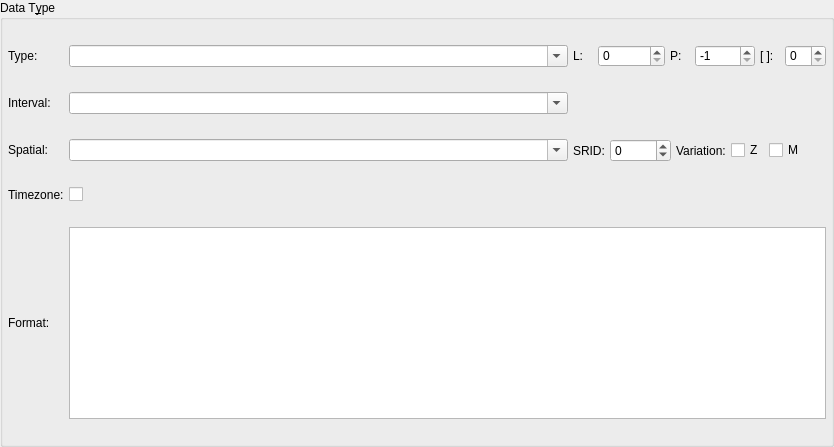
Qt form libs/libgui/ui/dbobjects/pgsqltypewidget.ui (maniac787/pgmodeler) before a commit.
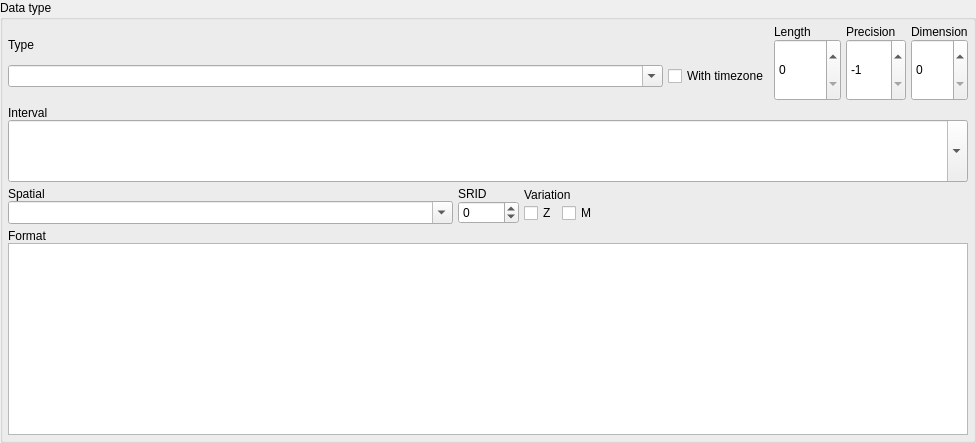
The same form after that commit.

Commit message: Refactor: Improve editing forms UI consistency and layout organization

What changed in the file:
```diff
--- a/libs/libgui/ui/dbobjects/pgsqltypewidget.ui
+++ b/libs/libgui/ui/dbobjects/pgsqltypewidget.ui
@@ -6,8 +6,8 @@
    <rect>
     <x>0</x>
     <y>0</y>
-    <width>834</width>
-    <height>447</height>
+    <width>976</width>
+    <height>443</height>
    </rect>
   </property>
   <property name="sizePolicy">
@@ -48,7 +48,7 @@
     <number>5</number>
    </property>
    <item row="0" column="0">
-    <widget class="QGroupBox" name="groupBox">
+    <widget class="QGroupBox" name="data_type_gb">
      <property name="sizePolicy">
       <sizepolicy hsizetype="Preferred" vsizetype="Expanding">
        <horstretch>0</horstretch>
@@ -62,12 +62,15 @@
       </size>
      </property>
      <property name="focusPolicy">
-      <enum>Qt::NoFocus</enum>
+      <enum>Qt::FocusPolicy::NoFocus</enum>
      </property>
      <property name="title">
-      <string>Data T&amp;ype</string>
+      <string>Data type</string>
      </property>
-     <layout class="QGridLayout" name="gridLayout">
+     <layout class="QVBoxLayout" name="verticalLayout">
+      <property name="spacing">
+       <number>5</number>
+      </property>
       <property name="leftMargin">
        <number>5</number>
       </property>
@@ -80,16 +83,17 @@
       <property name="bottomMargin">
        <number>5</number>
       </property>
+      <item>
+       <layout class="QHBoxLayout" name="horizontalLayout_5">
+        <item>
+         <layout class="QVBoxLayout" name="type_lt">
       <property name="spacing">
-       <number>5</number>
-      </property>
-      <item row="2" column="0">
-       <widget class="QLabel" name="spatial_lbl">
-        <property name="enabled">
-         <bool>true</bool>
-        </property>
+           <number>0</number>
+          </property>
+          <item>
+           <widget class="QLabel" name="type_lbl">
         <property name="sizePolicy">
-         <sizepolicy hsizetype="Fixed" vsizetype="Fixed">
+             <sizepolicy hsizetype="Expanding" vsizetype="Fixed">
           <horstretch>0</horstretch>
           <verstretch>0</verstretch>
          </sizepolicy>
@@ -104,85 +108,56 @@
          <size>
           <width>16777215</width>
           <height>16777215</height>
+             </size>
+            </property>
+            <property name="text">
+             <string>Type</string>
+            </property>
+           </widget>
+          </item>
+          <item>
+           <layout class="QHBoxLayout" name="horizontalLayout_2">
+            <property name="spacing">
+             <number>5</number>
+            </property>
+            <item>
+             <widget class="QComboBox" name="type_cmb">
+              <property name="sizePolicy">
+               <sizepolicy hsizetype="Expanding" vsizetype="Preferred">
+                <horstretch>0</horstretch>
+                <verstretch>0</verstretch>
+               </sizepolicy>
+              </property>
+              <property name="minimumSize">
+               <size>
+                <width>0</width>
+                <height>0</height>
          </size>
         </property>
         <property name="font">
          <font>
-          <italic>false</italic>
           <bold>false</bold>
+                <stylestrategy>PreferDefault</stylestrategy>
          </font>
         </property>
         <property name="styleSheet">
          <string notr="true">font-weight: normal;</string>
         </property>
-        <property name="text">
-         <string>Spatial:</string>
-        </property>
-       </widget>
-      </item>
-      <item row="4" column="1" colspan="14">
-       <widget class="QPlainTextEdit" name="format_txt">
-        <property name="sizePolicy">
-         <sizepolicy hsizetype="Expanding" vsizetype="Fixed">
-          <horstretch>0</horstretch>
-          <verstretch>0</verstretch>
-         </sizepolicy>
-        </property>
-        <property name="maximumSize">
-         <size>
-          <width>16777215</width>
-          <height>16777215</height>
-         </size>
-        </property>
-        <property name="frameShadow">
-         <enum>QFrame::Sunken</enum>
-        </property>
-        <property name="lineWidth">
-         <number>1</number>
-        </property>
-        <property name="midLineWidth">
-         <number>0</number>
-        </property>
-        <property name="verticalScrollBarPolicy">
-         <enum>Qt::ScrollBarAlwaysOff</enum>
-        </property>
-        <property name="horizontalScrollBarPolicy">
-         <enum>Qt::ScrollBarAlwaysOff</enum>
-        </property>
-        <property name="readOnly">
+              <property name="editable">
          <bool>true</bool>
         </property>
-       </widget>
-      </item>
-      <item row="4" column="0">
-       <widget class="QLabel" name="format_lbl">
-        <property name="sizePolicy">
-         <sizepolicy hsizetype="Preferred" vsizetype="Fixed">
-          <horstretch>0</horstretch>
-          <verstretch>0</verstretch>
-         </sizepolicy>
-        </property>
-        <property name="minimumSize">
+              <property name="sizeAdjustPolicy">
+               <enum>QComboBox::SizeAdjustPolicy::AdjustToContentsOnFirstShow</enum>
+              </property>
+              <property name="iconSize">
          <size>
-          <width>55</width>
-          <height>0</height>
-         </size>
-        </property>
-        <property name="maximumSize">
-         <size>
-          <width>16777215</width>
-          <height>16777215</height>
-         </size>
-        </property>
-        <property name="styleSheet">
-         <string notr="true">font-weight: normal;</string>
-        </property>
-        <property name="text">
-         <string>Format:</string>
-        </property>
-       </widget>
-      </item>
-      <item row="3" column="1">
+                <width>28</width>
+                <height>28</height>
+               </size>
+              </property>
+             </widget>
+            </item>
+            <item>
        <widget class="QCheckBox" name="timezone_chk">
         <property name="enabled">
          <bool>true</bool>
@@ -194,102 +169,63 @@
          </sizepolicy>
         </property>
         <property name="layoutDirection">
-         <enum>Qt::LeftToRight</enum>
+               <enum>Qt::LayoutDirection::LeftToRight</enum>
         </property>
         <property name="styleSheet">
          <string notr="true">font-weight: normal;</string>
         </property>
         <property name="text">
-         <string/>
+               <string>With timezone</string>
         </property>
        </widget>
       </item>
-      <item row="0" column="0">
-       <widget class="QLabel" name="type_lbl">
-        <property name="sizePolicy">
-         <sizepolicy hsizetype="Preferred" vsizetype="Fixed">
-          <horstretch>0</horstretch>
-          <verstretch>0</verstretch>
-         </sizepolicy>
-        </property>
-        <property name="minimumSize">
-         <size>
-          <width>55</width>
-          <height>0</height>
-         </size>
-        </property>
-        <property name="maximumSize">
-         <size>
-          <width>16777215</width>
-          <height>16777215</height>
-         </size>
-        </property>
-        <property name="styleSheet">
-         <string notr="true">font-weight: normal;</string>
-        </property>
-        <property name="text">
-         <string>Type:</string>
-        </property>
-       </widget>
-      </item>
-      <item row="1" column="0">
-       <widget class="QLabel" name="interval_lbl">
-        <property name="enabled">
-         <bool>true</bool>
-        </property>
+           </layout>
+          </item>
+         </layout>
+        </item>
+        <item>
+         <layout class="QHBoxLayout" name="len_prec_dim_lt">
+          <property name="spacing">
+           <number>5</number>
+          </property>
+          <item>
+           <layout class="QVBoxLayout" name="length_lt">
+            <property name="spacing">
+             <number>0</number>
+            </property>
+            <item>
+             <widget class="QLabel" name="length_lbl">
         <property name="sizePolicy">
          <sizepolicy hsizetype="Fixed" vsizetype="Fixed">
           <horstretch>0</horstretch>
           <verstretch>0</verstretch>
          </sizepolicy>
         </property>
-        <property name="minimumSize">
-         <size>
-          <width>55</width>
-          <height>0</height>
-         </size>
-        </property>
-        <property name="maximumSize">
-         <size>
-          <width>16777215</width>
-          <height>16777215</height>
-         </size>
-        </property>
         <property name="font">
          <font>
           <italic>false</italic>
           <bold>false</bold>
          </font>
         </property>
-        <property name="styleSheet">
-         <string notr="true">font-weight: normal;</string>
+              <property name="toolTip">
+               <string>Length</string>
         </property>
         <property name="text">
-         <string>Interval:</string>
+               <string>Length</string>
         </property>
        </widget>
       </item>
-      <item row="3" column="0">
-       <widget class="QLabel" name="timezone_lbl">
-        <property name="styleSheet">
-         <string notr="true">font-weight: normal;</string>
-        </property>
-        <property name="text">
-         <string>Timezone:</string>
-        </property>
-       </widget>
-      </item>
-      <item row="0" column="14">
-       <widget class="QSpinBox" name="dimension_sb">
+            <item>
+             <widget class="QSpinBox" name="length_sb">
         <property name="sizePolicy">
-         <sizepolicy hsizetype="Fixed" vsizetype="Fixed">
+               <sizepolicy hsizetype="Preferred" vsizetype="Preferred">
           <horstretch>0</horstretch>
           <verstretch>0</verstretch>
          </sizepolicy>
         </property>
         <property name="minimumSize">
          <size>
-          <width>40</width>
+                <width>60</width>
           <height>0</height>
          </size>
         </property>
@@ -300,39 +236,37 @@
          </size>
         </property>
         <property name="toolTip">
-         <string>Dimension</string>
+               <string>Length</string>
         </property>
         <property name="styleSheet">
          <string notr="true">font-weight: normal;</string>
         </property>
+              <property name="minimum">
+               <number>0</number>
+              </property>
         <property name="maximum">
-         <number>99</number>
+               <number>2147483647</number>
         </property>
         <property name="value">
          <number>0</number>
         </property>
        </widget>
       </item>
-      <item row="0" column="13">
-       <widget class="QLabel" name="dimension_lbl">
+           </layout>
+          </item>
+          <item>
+           <layout class="QVBoxLayout" name="precision_lt">
+            <property name="spacing">
+             <number>0</number>
+            </property>
+            <item>
+             <widget class="QLabel" name="precision_lbl">
         <property name="sizePolicy">
-         <sizepolicy hsizetype="Preferred" vsizetype="Fixed">
+               <sizepolicy hsizetype="Fixed" vsizetype="Fixed">
           <horstretch>0</horstretch>
           <verstretch>0</verstretch>
          </sizepolicy>
         </property>
-        <property name="minimumSize">
-         <size>
-          <width>20</width>
-          <height>0</height>
-         </size>
-        </property>
-        <property name="maximumSize">
-         <size>
-          <width>16</width>
-          <height>16777215</height>
-         </size>
-        </property>
         <property name="font">
          <font>
           <italic>false</italic>
@@ -340,20 +274,17 @@
          </font>
         </property>
         <property name="toolTip">
-         <string>Dimension</string>
-        </property>
-        <property name="styleSheet">
-         <string notr="true">font-weight: normal;</string>
+               <string>Precision</string>
         </property>
         <property name="text">
-         <string>[ ]:</string>
+               <string>Precision</string>
         </property>
        </widget>
       </item>
-      <item row="0" column="12">
+            <item>
        <widget class="QSpinBox" name="precision_sb">
         <property name="sizePolicy">
-         <sizepolicy hsizetype="Fixed" vsizetype="Fixed">
+               <sizepolicy hsizetype="Preferred" vsizetype="Preferred">
           <horstretch>0</horstretch>
           <verstretch>0</verstretch>
          </sizepolicy>
@@ -390,26 +321,21 @@
         </property>
        </widget>
       </item>
-      <item row="0" column="11">
-       <widget class="QLabel" name="precision_lbl">
+           </layout>
+          </item>
+          <item>
+           <layout class="QVBoxLayout" name="dimension_lt">
+            <property name="spacing">
+             <number>0</number>
+            </property>
+            <item>
+             <widget class="QLabel" name="dimension_lbl">
         <property name="sizePolicy">
-         <sizepolicy hsizetype="Preferred" vsizetype="Fixed">
+               <sizepolicy hsizetype="Fixed" vsizetype="Fixed">
           <horstretch>0</horstretch>
           <verstretch>0</verstretch>
          </sizepolicy>
         </property>
-        <property name="minimumSize">
-         <size>
-          <width>20</width>
-          <height>0</height>
-         </size>
-        </property>
-        <property name="maximumSize">
-         <size>
-          <width>16</width>
-          <height>16777215</height>
-         </size>
-        </property>
         <property name="font">
          <font>
           <italic>false</italic>
@@ -417,27 +343,24 @@
          </font>
         </property>
         <property name="toolTip">
-         <string>Precision</string>
-        </property>
-        <property name="styleSheet">
-         <string notr="true">font-weight: normal;</string>
+               <string>Dimension</string>
         </property>
         <property name="text">
-         <string>P:</string>
+               <string>Dimension</string>
         </property>
        </widget>
       </item>
-      <item row="0" column="10">
-       <widget class="QSpinBox" name="length_sb">
+            <item>
+             <widget class="QSpinBox" name="dimension_sb">
         <property name="sizePolicy">
-         <sizepolicy hsizetype="Fixed" vsizetype="Fixed">
+               <sizepolicy hsizetype="Preferred" vsizetype="Preferred">
           <horstretch>0</horstretch>
           <verstretch>0</verstretch>
          </sizepolicy>
         </property>
         <property name="minimumSize">
          <size>
-          <width>60</width>
+                <width>40</width>
           <height>0</height>
          </size>
         </property>
@@ -448,103 +371,72 @@
          </size>
         </property>
         <property name="toolTip">
-         <string>Length</string>
+               <string>Dimension</string>
         </property>
         <property name="styleSheet">
          <string notr="true">font-weight: normal;</string>
         </property>
-        <property name="minimum">
-         <number>0</number>
-        </property>
         <property name="maximum">
-         <number>2147483647</number>
+               <number>99</number>
         </property>
         <property name="value">
          <number>0</number>
         </property>
        </widget>
       </item>
-      <item row="0" column="9">
-       <widget class="QLabel" name="length_lbl">
-        <property name="sizePolicy">
-         <sizepolicy hsizetype="Fixed" vsizetype="Fixed">
-          <horstretch>0</horstretch>
-          <verstretch>0</verstretch>
-         </sizepolicy>
-        </property>
-        <property name="minimumSize">
-         <size>
-          <width>20</width>
-          <height>0</height>
-         </size>
-        </property>
-        <property name="maximumSize">
-         <size>
-          <width>16</width>
-          <height>16777215</height>
-         </size>
-        </property>
-        <property name="font">
-         <font>
-          <italic>false</italic>
-          <bold>false</bold>
-         </font>
-        </property>
-        <property name="toolTip">
-         <string>Length</string>
-        </property>
-        <property name="styleSheet">
-         <string notr="true">font-weight: normal;</string>
-        </property>
-        <property name="text">
-         <string>L:</string>
-        </property>
-       </widget>
-      </item>
-      <item row="0" column="1" colspan="8">
-       <widget class="QComboBox" name="type_cmb">
-        <property name="sizePolicy">
-         <sizepolicy hsizetype="Expanding" vsizetype="Fixed">
-          <horstretch>0</horstretch>
-          <verstretch>0</verstretch>
-         </sizepolicy>
-        </property>
-        <property name="minimumSize">
-         <size>
-          <width>0</width>
-          <height>0</height>
-         </size>
-        </property>
-        <property name="font">
-         <font>
-          <bold>false</bold>
-          <stylestrategy>PreferDefault</stylestrategy>
-         </font>
-        </property>
-        <property name="styleSheet">
-         <string notr="true">font-weight: normal;</string>
-        </property>
-        <property name="editable">
+           </layout>
+          </item>
+         </layout>
+        </item>
+       </layout>
+      </item>
+      <item>
+       <layout class="QHBoxLayout" name="horizontalLayout_4">
+        <item>
+         <layout class="QVBoxLayout" name="interval_lt">
+          <property name="spacing">
+           <number>0</number>
+          </property>
+          <item>
+           <widget class="QLabel" name="interval_lbl">
+            <property name="enabled">
          <bool>true</bool>
         </property>
-        <property name="sizeAdjustPolicy">
-         <enum>QComboBox::AdjustToContentsOnFirstShow</enum>
-        </property>
-        <property name="iconSize">
+            <property name="sizePolicy">
+             <sizepolicy hsizetype="Expanding" vsizetype="Fixed">
+              <horstretch>0</horstretch>
+              <verstretch>0</verstretch>
+             </sizepolicy>
+            </property>
+            <property name="minimumSize">
          <size>
-          <width>28</width>
-          <height>28</height>
-         </size>
-        </property>
-       </widget>
-      </item>
-      <item row="1" column="1" colspan="8">
+              <width>55</width>
+              <height>0</height>
+             </size>
+            </property>
+            <property name="maximumSize">
+             <size>
+              <width>16777215</width>
+              <height>16777215</height>
+             </size>
+            </property>
+            <property name="font">
+             <font>
+              <italic>false</italic>
+             </font>
+            </property>
+            <property name="text">
+             <string>Interval</string>
+            </property>
+           </widget>
+          </item>
+          <item>
        <widget class="QComboBox" name="interval_cmb">
         <property name="enabled">
          <bool>true</bool>
         </property>
         <property name="sizePolicy">
-         <sizepolicy hsizetype="Preferred" vsizetype="Fixed">
+             <sizepolicy hsizetype="Expanding" vsizetype="Preferred">
           <horstretch>0</horstretch>
           <verstretch>0</verstretch>
          </sizepolicy>
@@ -569,20 +461,110 @@
         </property>
        </widget>
       </item>
-      <item row="2" column="9" colspan="6">
-       <layout class="QHBoxLayout" name="horizontalLayout">
+         </layout>
+        </item>
+       </layout>
+      </item>
+      <item>
+       <layout class="QHBoxLayout" name="horizontalLayout_3">
+        <item>
+         <layout class="QVBoxLayout" name="spatial_lt">
         <property name="spacing">
-         <number>5</number>
+           <number>0</number>
+          </property>
+          <item>
+           <widget class="QLabel" name="spatial_lbl">
+            <property name="enabled">
+             <bool>true</bool>
+            </property>
+            <property name="sizePolicy">
+             <sizepolicy hsizetype="Expanding" vsizetype="Fixed">
+              <horstretch>0</horstretch>
+              <verstretch>0</verstretch>
+             </sizepolicy>
+            </property>
+            <property name="minimumSize">
+             <size>
+              <width>55</width>
+              <height>0</height>
+             </size>
+            </property>
+            <property name="maximumSize">
+             <size>
+              <width>16777215</width>
+              <height>16777215</height>
+             </size>
+            </property>
+            <property name="font">
+             <font>
+              <italic>false</italic>
+              <bold>false</bold>
+             </font>
+            </property>
+            <property name="text">
+             <string>Spatial</string>
+            </property>
+           </widget>
+          </item>
+          <item>
+           <widget class="QComboBox" name="spatial_cmb">
+            <property name="enabled">
+             <bool>true</bool>
+            </property>
+            <property name="sizePolicy">
+             <sizepolicy hsizetype="Expanding" vsizetype="Preferred">
+              <horstretch>0</horstretch>
+              <verstretch>0</verstretch>
+             </sizepolicy>
+            </property>
+            <property name="minimumSize">
+             <size>
+              <width>0</width>
+              <height>0</height>
+             </size>
+            </property>
+            <property name="styleSheet">
+             <string notr="true">font-weight: normal;</string>
+            </property>
+            <property name="editable">
+             <bool>true</bool>
+            </property>
+            <property name="iconSize">
+             <size>
+              <width>28</width>
+              <height>28</height>
+             </size>
+            </property>
+           </widget>
+          </item>
+         </layout>
+        </item>
+        <item>
+         <layout class="QVBoxLayout" name="srid_lt">
+          <property name="spacing">
+           <number>0</number>
         </property>
         <item>
          <widget class="QLabel" name="srid_lbl">
+            <property name="sizePolicy">
+             <sizepolicy hsizetype="Fixed" vsizetype="Fixed">
+              <horstretch>0</horstretch>
+              <verstretch>0</verstretch>
+             </sizepolicy>
+            </property>
           <property name="text">
-           <string>SRID:</string>
+             <string>SRID</string>
           </property>
          </widget>
         </item>
         <item>
          <widget class="QSpinBox" name="srid_spb">
+            <property name="sizePolicy">
+             <sizepolicy hsizetype="Preferred" vsizetype="Preferred">
+              <horstretch>0</horstretch>
+              <verstretch>0</verstretch>
+             </sizepolicy>
+            </property>
           <property name="minimum">
            <number>-1</number>
           </property>
@@ -591,13 +573,20 @@
           </property>
          </widget>
         </item>
+         </layout>
+        </item>
+        <item>
+         <layout class="QVBoxLayout" name="variation_lt">
+          <property name="spacing">
+           <number>0</number>
+          </property>
         <item>
          <widget class="QLabel" name="variation_lbl">
           <property name="enabled">
            <bool>true</bool>
           </property>
           <property name="sizePolicy">
-           <sizepolicy hsizetype="Preferred" vsizetype="Preferred">
+             <sizepolicy hsizetype="Fixed" vsizetype="Fixed">
             <horstretch>0</horstretch>
             <verstretch>0</verstretch>
            </sizepolicy>
@@ -620,14 +609,16 @@
             <bold>false</bold>
            </font>
           </property>
-          <property name="styleSheet">
-           <string notr="true">font-weight: normal;</string>
-          </property>
           <property name="text">
-           <string>Variation:</string>
+             <string>Variation</string>
           </property>
          </widget>
         </item>
+          <item>
+           <layout class="QHBoxLayout" name="horizontalLayout">
+            <property name="spacing">
+             <number>5</number>
+            </property>
         <item>
          <widget class="QCheckBox" name="var_z_chk">
           <property name="text">
@@ -650,11 +641,17 @@
         </item>
        </layout>
       </item>
-      <item row="2" column="1" colspan="8">
-       <widget class="QComboBox" name="spatial_cmb">
-        <property name="enabled">
-         <bool>true</bool>
+         </layout>
+        </item>
+       </layout>
+      </item>
+      <item>
+       <layout class="QVBoxLayout" name="format_lt">
+        <property name="spacing">
+         <number>0</number>
         </property>
+        <item>
+         <widget class="QLabel" name="format_lbl">
         <property name="sizePolicy">
          <sizepolicy hsizetype="Preferred" vsizetype="Fixed">
           <horstretch>0</horstretch>
@@ -663,31 +660,62 @@
         </property>
         <property name="minimumSize">
          <size>
-          <width>0</width>
+            <width>55</width>
           <height>0</height>
          </size>
         </property>
-        <property name="styleSheet">
-         <string notr="true">font-weight: normal;</string>
-        </property>
-        <property name="editable">
+          <property name="maximumSize">
+           <size>
+            <width>16777215</width>
+            <height>16777215</height>
+           </size>
+          </property>
+          <property name="text">
+           <string>Format</string>
+          </property>
+         </widget>
+        </item>
+        <item>
+         <widget class="QPlainTextEdit" name="format_txt">
+          <property name="sizePolicy">
+           <sizepolicy hsizetype="Expanding" vsizetype="Fixed">
+            <horstretch>0</horstretch>
+            <verstretch>0</verstretch>
+           </sizepolicy>
+          </property>
+          <property name="maximumSize">
+           <size>
+            <width>16777215</width>
+            <height>16777215</height>
+           </size>
+          </property>
+          <property name="frameShadow">
+           <enum>QFrame::Shadow::Sunken</enum>
+          </property>
+          <property name="lineWidth">
+           <number>1</number>
+          </property>
+          <property name="midLineWidth">
+           <number>0</number>
+          </property>
+          <property name="verticalScrollBarPolicy">
+           <enum>Qt::ScrollBarPolicy::ScrollBarAlwaysOff</enum>
+          </property>
+          <property name="horizontalScrollBarPolicy">
+           <enum>Qt::ScrollBarPolicy::ScrollBarAlwaysOff</enum>
+          </property>
+          <property name="readOnly">
          <bool>true</bool>
         </property>
-        <property name="iconSize">
-         <size>
-          <width>28</width>
-          <height>28</height>
-         </size>
-        </property>
-       </widget>
+         </widget>
+        </item>
+       </layout>
       </item>
      </layout>
      <zorder>type_lbl</zorder>
      <zorder>type_cmb</zorder>
      <zorder>interval_lbl</zorder>
      <zorder>spatial_lbl</zorder>
-     <zorder>timezone_lbl</zorder>
-     <zorder>timezone_chk</zorder>
      <zorder>format_lbl</zorder>
      <zorder>format_txt</zorder>
      <zorder>interval_cmb</zorder>
@@ -698,6 +726,7 @@
      <zorder>length_sb</zorder>
      <zorder>length_lbl</zorder>
      <zorder>spatial_cmb</zorder>
+     <zorder>horizontalSpacer</zorder>
     </widget>
    </item>
   </layout>
```
Left out of the diff: 2 changed lines with no effect on the pictures. Lines whose indentation alone changed are shown as unchanged. The commit also changes 6 other files.
